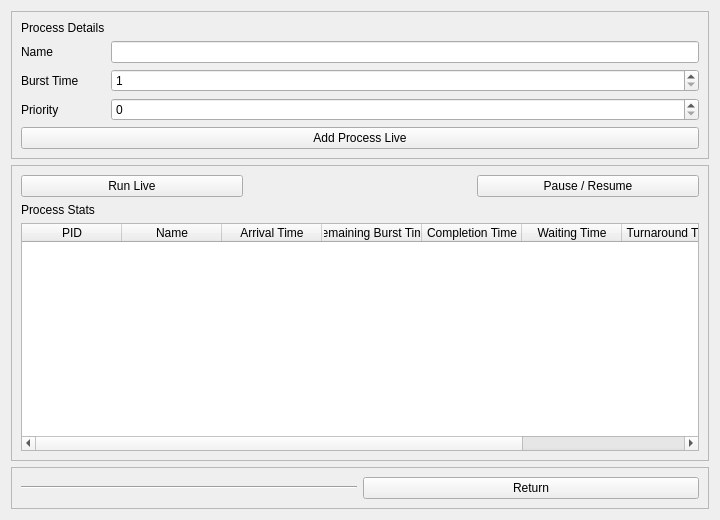
Above: src/gui/PyQtUI/runLiveSceneUI.ui from ashmod/Chronos before the change. Below: the same form after it.
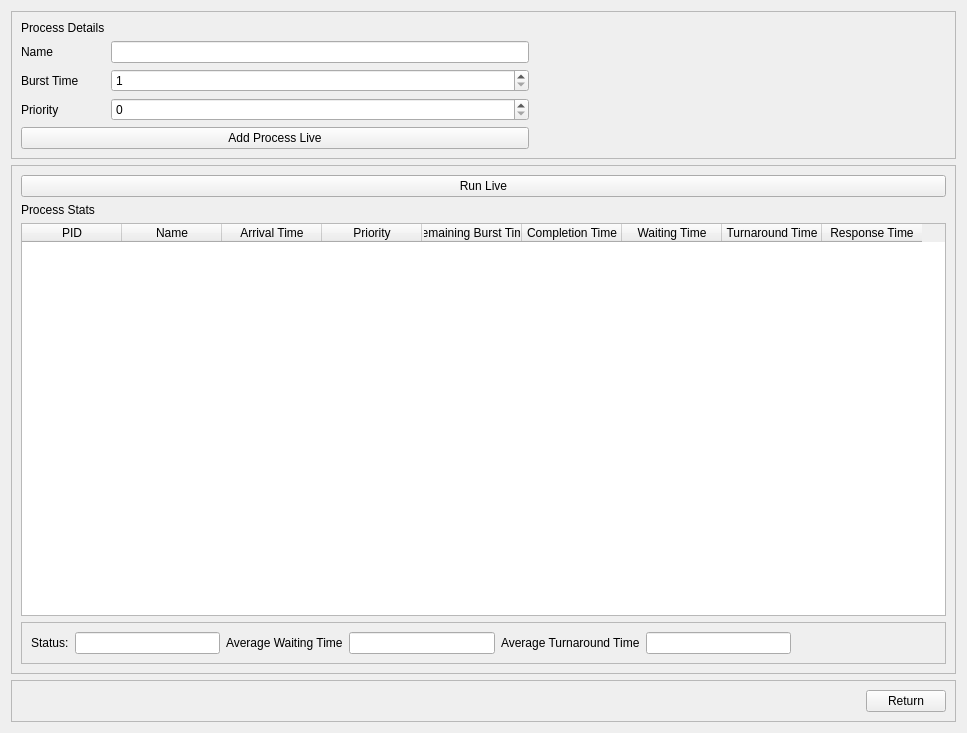
That is the form after the change.

Patch:
```diff
--- a/src/gui/PyQtUI/runLiveSceneUI.ui
+++ b/src/gui/PyQtUI/runLiveSceneUI.ui
@@ -6,8 +6,8 @@
    <rect>
     <x>0</x>
     <y>0</y>
-    <width>720</width>
-    <height>520</height>
+    <width>967</width>
+    <height>733</height>
    </rect>
   </property>
   <property name="windowTitle">
@@ -23,9 +23,33 @@
       <enum>QFrame::Raised</enum>
      </property>
      <layout class="QGridLayout" name="gridLayout">
+      <item row="5" column="0" colspan="2">
+       <widget class="QPushButton" name="addLiveProcessButton">
+        <property name="text">
+         <string>Add Process Live</string>
+        </property>
+       </widget>
+      </item>
+      <item row="0" column="0">
+       <widget class="QLabel" name="label">
+        <property name="text">
+         <string>Process Details</string>
+        </property>
+       </widget>
+      </item>
+      <item row="1" column="0">
+       <widget class="QLabel" name="label_4">
+        <property name="text">
+         <string>Name</string>
+        </property>
+       </widget>
+      </item>
       <item row="1" column="1">
        <widget class="QLineEdit" name="processNameTextBox"/>
       </item>
+      <item row="3" column="1">
+       <widget class="QSpinBox" name="prioritySpinBox"/>
+      </item>
       <item row="2" column="1">
        <widget class="QSpinBox" name="burstTimeSpinBox">
         <property name="minimum">
@@ -33,13 +57,6 @@
         </property>
        </widget>
       </item>
-      <item row="0" column="0">
-       <widget class="QLabel" name="label">
-        <property name="text">
-         <string>Process Details</string>
-        </property>
-       </widget>
-      </item>
       <item row="2" column="0">
        <widget class="QLabel" name="label_6">
         <property name="text">
@@ -54,22 +71,18 @@
         </property>
        </widget>
       </item>
-      <item row="1" column="0">
-       <widget class="QLabel" name="label_4">
-        <property name="text">
-         <string>Name</string>
+      <item row="3" column="2">
+       <spacer name="horizontalSpacer_2">
+        <property name="orientation">
+         <enum>Qt::Horizontal</enum>
         </property>
-       </widget>
-      </item>
-      <item row="4" column="0" colspan="2">
-       <widget class="QPushButton" name="addLiveProcessButton">
-        <property name="text">
-         <string>Add Process Live</string>
+        <property name="sizeHint" stdset="0">
+         <size>
+          <width>40</width>
+          <height>20</height>
+         </size>
         </property>
-       </widget>
-      </item>
-      <item row="3" column="1">
-       <widget class="QSpinBox" name="prioritySpinBox"/>
+       </spacer>
       </item>
      </layout>
     </widget>
@@ -83,7 +96,21 @@
       <enum>QFrame::Raised</enum>
      </property>
      <layout class="QGridLayout" name="gridLayout_2">
-      <item row="2" column="0" colspan="3">
+      <item row="0" column="0">
+       <widget class="QPushButton" name="runLiveButton">
+        <property name="text">
+         <string>Run Live</string>
+        </property>
+       </widget>
+      </item>
+      <item row="1" column="0">
+       <widget class="QLabel" name="label_3">
+        <property name="text">
+         <string>Process Stats</string>
+        </property>
+       </widget>
+      </item>
+      <item row="2" column="0">
        <widget class="QTableWidget" name="processStatsTable">
         <property name="editTriggers">
          <set>QAbstractItemView::NoEditTriggers</set>
@@ -101,11 +128,16 @@
           <string>Name</string>
          </property>
         </column>
-        <column> 
+        <column>
          <property name="text">
           <string>Arrival Time</string>
          </property>
         </column>
+        <column>
+         <property name="text">
+          <string>Priority</string>
+         </property>
+        </column>
         <column>
          <property name="text">
           <string>Remaining Burst Time</string>
@@ -133,25 +165,71 @@
         </column>
        </widget>
       </item>
-      <item row="0" column="2">
-       <widget class="QPushButton" name="pauseButton">
-        <property name="text">
-         <string>Pause / Resume</string>
+      <item row="3" column="0">
+       <widget class="QFrame" name="frame_5">
+        <property name="frameShape">
+         <enum>QFrame::StyledPanel</enum>
         </property>
-       </widget>
-      </item>
-      <item row="1" column="0">
-       <widget class="QLabel" name="label_3">
-        <property name="text">
-         <string>Process Stats</string>
+        <property name="frameShadow">
+         <enum>QFrame::Raised</enum>
         </property>
-       </widget>
-      </item>
-      <item row="0" column="0">
-       <widget class="QPushButton" name="runLiveButton">
-        <property name="text">
-         <string>Run Live</string>
-        </property>
+        <layout class="QHBoxLayout" name="horizontalLayout">
+         <item>
+          <widget class="QLabel" name="label_5">
+           <property name="text">
+            <string>Status:</string>
+           </property>
+          </widget>
+         </item>
+         <item>
+          <widget class="QLineEdit" name="statusTextBox">
+           <property name="readOnly">
+            <bool>true</bool>
+           </property>
+          </widget>
+         </item>
+         <item>
+          <widget class="QLabel" name="label_8">
+           <property name="text">
+            <string>Average Waiting Time</string>
+           </property>
+          </widget>
+         </item>
+         <item>
+          <widget class="QLineEdit" name="averageWaitingTimeTextBox">
+           <property name="readOnly">
+            <bool>true</bool>
+           </property>
+          </widget>
+         </item>
+         <item>
+          <widget class="QLabel" name="label_9">
+           <property name="text">
+            <string>Average Turnaround Time</string>
+           </property>
+          </widget>
+         </item>
+         <item>
+          <widget class="QLineEdit" name="averageTurnaroundTimeTextBox">
+           <property name="readOnly">
+            <bool>true</bool>
+           </property>
+          </widget>
+         </item>
+         <item>
+          <spacer name="horizontalSpacer_3">
+           <property name="orientation">
+            <enum>Qt::Horizontal</enum>
+           </property>
+           <property name="sizeHint" stdset="0">
+            <size>
+             <width>40</width>
+             <height>20</height>
+            </size>
+           </property>
+          </spacer>
+         </item>
+        </layout>
        </widget>
       </item>
      </layout>
@@ -167,11 +245,17 @@
      </property>
      <layout class="QHBoxLayout" name="horizontalLayout_2">
       <item>
-       <widget class="Line" name="line">
+       <spacer name="horizontalSpacer">
         <property name="orientation">
          <enum>Qt::Horizontal</enum>
         </property>
-       </widget>
+        <property name="sizeHint" stdset="0">
+         <size>
+          <width>40</width>
+          <height>20</height>
+         </size>
+        </property>
+       </spacer>
       </item>
       <item>
        <widget class="QPushButton" name="returnToInputSceneButton">
```
